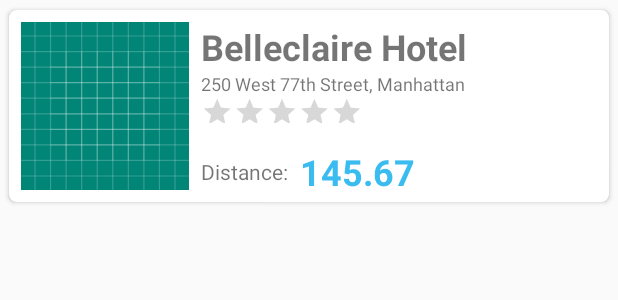
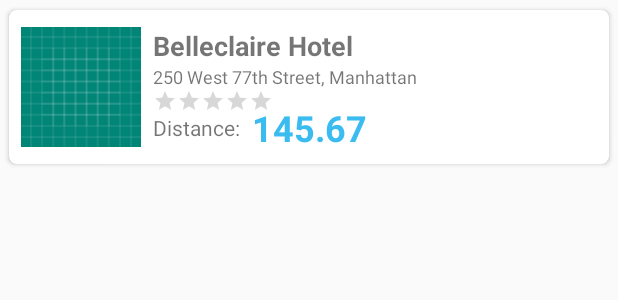
Before and after one commit to LizonkaElizaveta/Kotlin-Retrofit-AndroidArchitectureComponents, an Android app: the layout list_view_item.xml on its own in the app's theme, with its tools: preview values and no code run, on a phone screen of 412 x 824 dp. Shown: the top 300 px of the screen. Run offline under Robolectric (Android 15) with nearby library versions, the phone set to English and light mode, and no system bars.

Commit message:
code xml refactoring

```diff
--- a/app/src/main/java/stanevich/elizaveta/hoteldisplay/overview/OverviewFragment.kt
+++ b/app/src/main/java/stanevich/elizaveta/hoteldisplay/overview/OverviewFragment.kt
@@ -55,7 +55,7 @@ class OverviewFragment : Fragment() {
     override fun onOptionsItemSelected(item: MenuItem): Boolean {
         viewModel.updateFilter(
             when (item.itemId) {
-                R.id.sort_by_distance -> HotelApiFilter.SORT_BY_DISTANCE
+                R.id.sort_by_stars -> HotelApiFilter.SORT_BY_DISTANCE
                 else -> HotelApiFilter.SHOW_ALL
             }
         )
--- a/app/src/main/java/stanevich/elizaveta/hoteldisplay/overview/OverviewViewModel.kt
+++ b/app/src/main/java/stanevich/elizaveta/hoteldisplay/overview/OverviewViewModel.kt
@@ -62,7 +62,7 @@ class OverviewViewModel : ViewModel() {
             try {
                 _status.value = HotelApiStatus.LOADING
                 if (filter == HotelApiFilter.SORT_BY_DISTANCE) {
-                    listResult = getPropertiesDeferred.await().sortedByDescending { it.distance }
+                    listResult = getPropertiesDeferred.await().sortedByDescending { it.stars }
                     _status.value = HotelApiStatus.DONE
                     _properties.value = listResult
 
--- a/app/src/main/res/layout/list_view_item.xml
+++ b/app/src/main/res/layout/list_view_item.xml
@@ -24,15 +24,13 @@
 
             <androidx.constraintlayout.widget.ConstraintLayout
                     android:layout_width="match_parent"
-                    android:layout_height="match_parent">
+                    android:layout_height="match_parent"
+                    android:padding="8dp">
 
                 <ImageView
                         android:id="@+id/imageOfHotel"
-                        android:layout_width="112dp"
-                        android:layout_height="112dp"
-                        android:layout_marginStart="8dp"
-                        android:layout_marginTop="8dp"
-                        android:layout_marginBottom="8dp"
+                        android:layout_width="80dp"
+                        android:layout_height="80dp"
                         app:imgUrl="@{property.image}"
                         app:layout_constraintBottom_toBottomOf="parent"
                         app:layout_constraintEnd_toStartOf="@id/imageOfHotel"
@@ -46,11 +44,9 @@
                         android:layout_width="wrap_content"
                         android:layout_height="wrap_content"
                         android:layout_marginStart="8dp"
-                        android:text="@{property.distance}"
-                        app:layout_constraintBottom_toBottomOf="parent"
+                        android:text="@string/distance"
                         app:layout_constraintStart_toEndOf="@id/imageOfHotel"
-                        app:layout_constraintTop_toBottomOf="@id/layout"
-                        tools:text="@string/distance" />
+                        app:layout_constraintTop_toBottomOf="@id/layout" />
 
                 <TextView
                         android:id="@+id/distanceOfHotel"
@@ -61,7 +57,7 @@
                         android:textColor="@color/colorPrimary"
                         android:textSize="24sp"
                         android:textStyle="bold"
-                        app:layout_constraintBottom_toBottomOf="parent"
+                        app:layout_constraintBottom_toBottomOf="@id/tv_distance"
                         app:layout_constraintStart_toEndOf="@id/tv_distance"
                         app:layout_constraintTop_toBottomOf="@id/layout"
                         tools:text="@string/distanceOfHotel" />
@@ -80,7 +76,7 @@
                             android:layout_width="wrap_content"
                             android:layout_height="wrap_content"
                             android:text="@{property.name}"
-                            android:textSize="24sp"
+                            android:textSize="18sp"
                             android:textStyle="bold"
                             tools:text="@string/nameOfHotel" />
 
@@ -94,13 +90,13 @@
 
                     <RatingBar
                             android:id="@+id/starsOfHotel"
-                            style="?android:attr/ratingBarStyleIndicator"
+                            style="?android:attr/ratingBarStyleSmall"
                             android:layout_width="wrap_content"
-                            android:layout_height="30dp"
+                            android:layout_height="wrap_content"
                             android:rating="@{property.stars}"
-                            android:scaleX="0.6"
-                            android:scaleY="0.6"
-                            android:transformPivotX="0dp" />
+
+
+                            />
                 </LinearLayout>
 
             </androidx.constraintlayout.widget.ConstraintLayout>
--- a/app/src/main/res/menu/menu.xml
+++ b/app/src/main/res/menu/menu.xml
@@ -2,8 +2,8 @@
 <menu xmlns:android="http://schemas.android.com/apk/res/android">
 
     <item
-            android:id="@+id/sort_by_distance"
-            android:title="@string/sort_by_distance_asc" />
+            android:id="@+id/sort_by_stars"
+            android:title="@string/sort_by_stars" />
     <item
             android:id="@+id/show_all"
             android:title="@string/show_all_hotel" />
--- a/app/src/main/res/values/strings.xml
+++ b/app/src/main/res/values/strings.xml
@@ -10,5 +10,5 @@
     <string name="distance">Distance:</string>
     <string name="show_all_hotel">Show all hotel</string>
     <string name="additional_inf">Additional Information</string>
-    <string name="sort_by_distance_asc">Sort by distance</string>
+    <string name="sort_by_stars">Sort by stars</string>
 </resources>
```
Also changed, not shown: 4 other files.
